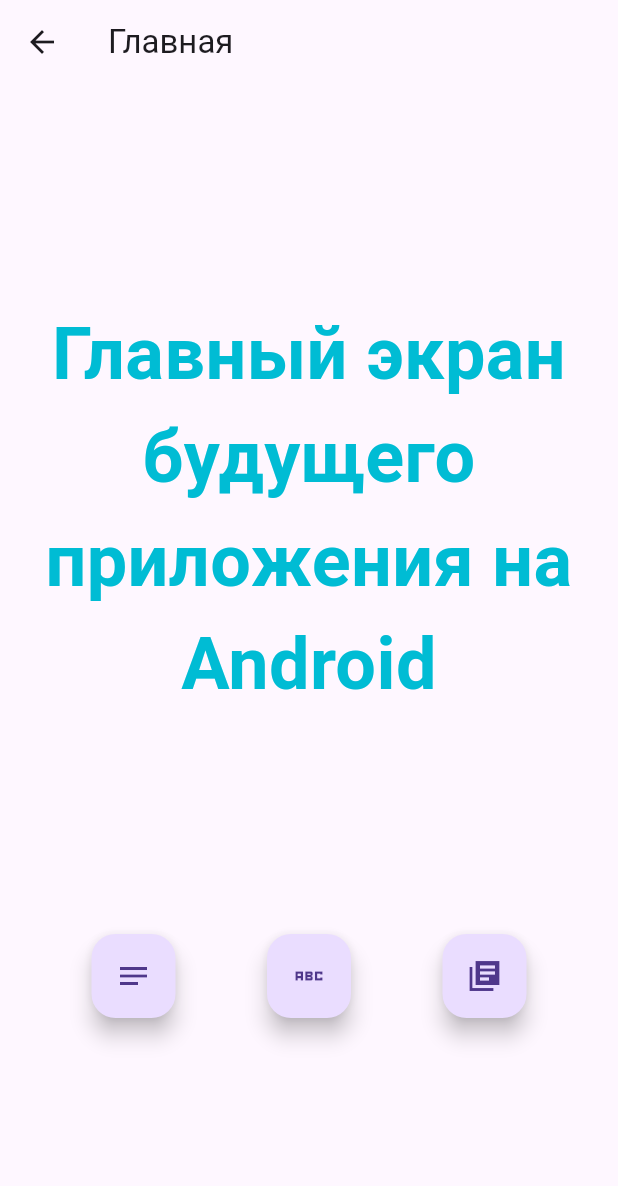
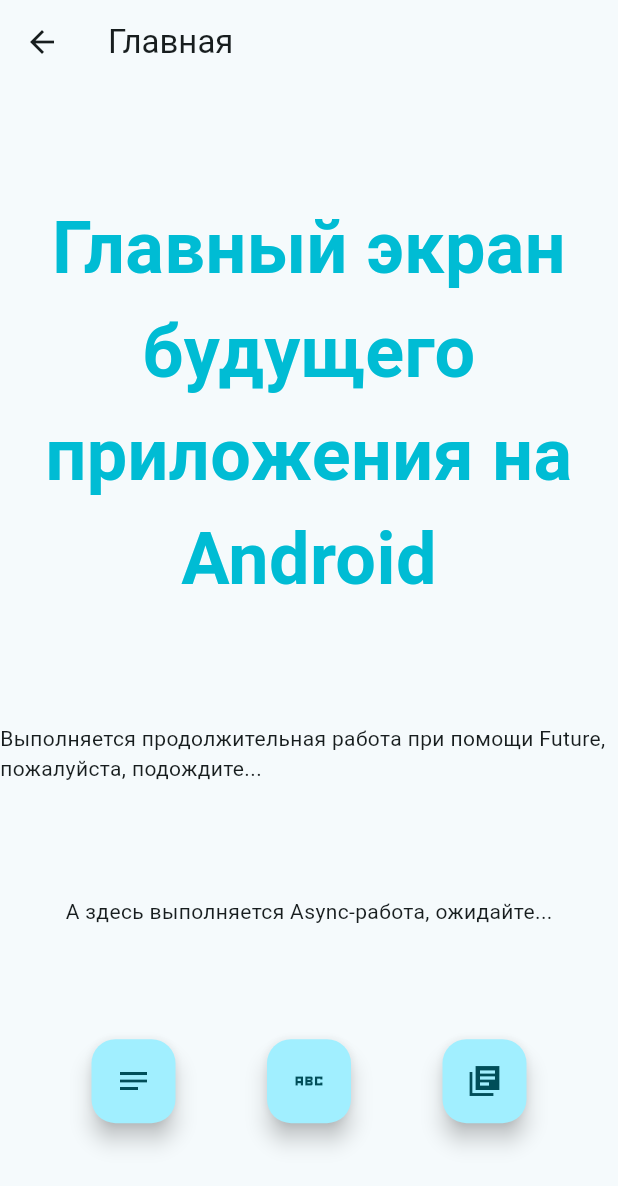
Before and after one commit to ZaVengefulOne/shy_flutter, a Flutter app: the FourthWidget screen opened directly, after a tap on the "done" icon, on a phone screen of 412 x 824 dp. Shown: the top 1186 px of the screen. Run offline on Flutter 3.47's test engine with Material 3 defaults, Android fonts, the light colour scheme and no system bars; our stand-ins replace go_router.

Commit message:
Seventh practice done (hope so at least)

```diff
--- a/lib/main.dart
+++ b/lib/main.dart
@@ -15,29 +15,30 @@
   @override
   Widget build(BuildContext context) {
     return MaterialApp.router(
+      title: 'VengefluTter',
+        theme: ThemeData(
+          // This is the theme of your application.
+          //
+          // TRY THIS: Try running your application with "flutter run". You'll see
+          // the application has a purple toolbar. Then, without quitting the app,
+          // try changing the seedColor in the colorScheme below to Colors.green
+          // and then invoke "hot reload" (save your changes or press the "hot
+          // reload" button in a Flutter-supported IDE, or press "r" if you used
+          // the command line to start the app).
+          //
+          // Notice that the counter didn't reset back to zero; the application
+          // state is not lost during the reload. To reset the state, use hot
+          // restart instead.
+          //
+          // This works for code too, not just values: Most code changes can be
+          // tested with just a hot reload.
+          colorScheme: ColorScheme.fromSeed(seedColor: Colors.cyan),
+          useMaterial3: true,
+        ),
       routerConfig: _router,
     );
     // return MaterialApp(
-    //   title: 'Flutter Demo',
-    //   theme: ThemeData(
-    //     // This is the theme of your application.
-    //     //
-    //     // TRY THIS: Try running your application with "flutter run". You'll see
-    //     // the application has a purple toolbar. Then, without quitting the app,
-    //     // try changing the seedColor in the colorScheme below to Colors.green
-    //     // and then invoke "hot reload" (save your changes or press the "hot
-    //     // reload" button in a Flutter-supported IDE, or press "r" if you used
-    //     // the command line to start the app).
-    //     //
-    //     // Notice that the counter didn't reset back to zero; the application
-    //     // state is not lost during the reload. To reset the state, use hot
-    //     // restart instead.
-    //     //
-    //     // This works for code too, not just values: Most code changes can be
-    //     // tested with just a hot reload.
-    //     colorScheme: ColorScheme.fromSeed(seedColor: Colors.deepPurple),
-    //     useMaterial3: true,
-    //   ),
+    //
     //   home: const WelcomePage(title: 'Flutter Demo Home Page'),
     // );
   }
@@ -104,7 +105,7 @@
             const Text(
               'Добро пожаловать в Помощник поэта! \nНажмите на кнопку ниже, чтобы начать', style: TextStyle(fontWeight: FontWeight.bold, color: Colors.cyan, fontSize: 48),
             ), FloatingActionButton(onPressed: (){
-              Navigator.push(context, MaterialPageRoute(builder: (context) => SecondWidget()));
+              Navigator.push(context, MaterialPageRoute(builder: (context) => const SecondWidget()));
             },child: const Icon(Icons.start_sharp),),
           ],
         ),
@@ -115,10 +116,12 @@
 }
 
 class SecondWidget extends StatelessWidget{
+  const SecondWidget({super.key});
+
   @override
   Widget build(BuildContext context) {
     return Scaffold(
-      appBar: AppBar(title: Text("Основы работы с приложением")),
+      appBar: AppBar(title: const Text("Основы работы с приложением")),
       body: Center( child:
       Column(
           mainAxisAlignment: MainAxisAlignment.spaceEvenly,
@@ -126,34 +129,38 @@
             const Text("Помощник поэта - приложение, позволяющее учиться рифмовать как Бог", style: TextStyle(fontWeight: FontWeight.bold, color: Colors.cyan, fontSize: 48), textAlign: TextAlign.center),
             FloatingActionButton(onPressed: ()
             {
-        Navigator.push(context, MaterialPageRoute(builder: (context) => ThirdWidget()));
+        Navigator.push(context, MaterialPageRoute(builder: (context) => const ThirdWidget()));
       },child: const Icon(Icons.navigate_next_sharp))])),
     );
   }
 }
 
 class ThirdWidget extends StatelessWidget{
+  const ThirdWidget({super.key});
+
   @override
   Widget build(BuildContext context) {
     return Scaffold(
-      appBar: AppBar(title: Text("Основы работы с приложением: 2")),
-      body: Center( child:  Column(mainAxisAlignment: MainAxisAlignment.spaceEvenly,   children: <Widget>[ Text("Помощник поэта включает в себя: "
+      appBar: AppBar(title: const Text("Основы работы с приложением: 2")),
+      body: Center( child:  Column(mainAxisAlignment: MainAxisAlignment.spaceEvenly,   children: <Widget>[ const Text("Помощник поэта включает в себя: "
           "\nГенератор рифм, который позволит тебе подобрать рифму даже к самым сложным и необычным словам"
           "\nЗаметки, в которых можно сохранить все порывы вдохновения, пришедшие тебе в голову"
           "\n Библиотеку статей, где ты сможешь узнать все ньюансы и тонкости стихосложения", style: TextStyle(fontWeight: FontWeight.bold, color: Colors.cyan, fontSize: 36), textAlign: TextAlign.center),
         FloatingActionButton(onPressed: (){
-        Navigator.push(context, MaterialPageRoute(builder: (context) => FourthWidget()));
+        Navigator.push(context, MaterialPageRoute(builder: (context) => const FourthWidget()));
       },child: const Icon(Icons.navigate_next_sharp))])),
     );
   }
 }
 
 class FourthWidget extends StatelessWidget{
+  const FourthWidget({super.key});
+
   @override
   Widget build(BuildContext context) {
     return Scaffold(
-      appBar: AppBar(title: Text("Основы работы с приложением: 3")),
-      body: Center( child:  Column(mainAxisAlignment: MainAxisAlignment.spaceEvenly,   children: <Widget>[ Text("По всем вопросам обращайтесь в телегу "
+      appBar: AppBar(title: const Text("Основы работы с приложением: 3")),
+      body: Center( child:  Column(mainAxisAlignment: MainAxisAlignment.spaceEvenly,   children: <Widget>[ const Text("По всем вопросам обращайтесь в телегу "
           "\n@The_VengefulOne", style: TextStyle(fontWeight: FontWeight.bold, color: Colors.cyan, fontSize: 36), textAlign: TextAlign.center), FloatingActionButton(onPressed: (){
         // Navigator.of(context, rootNavigator: true).pushAndRemoveUntil(MaterialPageRoute(builder: (context) => MainScreen()), (Route<dynamic> route) => true);
         context.go('/main');
@@ -162,10 +169,19 @@
   }
 }
 
-class MainScreen extends StatelessWidget{
-  late String platform;
+class MainScreen extends StatefulWidget {
+  MainScreen({super.key});
+  @override
+  State<MainScreen> createState() => _MainScreen();
+}
+class _MainScreen extends State<MainScreen> {
+  String futureText = "Выполняется продолжительная работа при помощи Future, пожалуйста, подождите...";
+  String asyncText = "А здесь выполняется Async-работа, ожидайте...";
   @override
   Widget build(BuildContext context) {
+    late String platform;
+
+
     if (kIsWeb == true){
       platform = "Web";
     }else {
@@ -183,11 +199,38 @@
         platform = "Fuchsia";
       }
     }
+
+
+    Future<String> getMessage(){
+      return Future.delayed(const Duration(seconds: 3), () => "Эмуляция продолжительной работы завершена успешно!");
+    }
+    Future<String> messageFuture = getMessage();
+    messageFuture.then((message){
+      setState(() {
+        futureText = message;
+      });
+    });
+
+
+    Future<String> asyncGetMessage() {
+      return Future.delayed(Duration(seconds: 6), () => "Тоже успешно выполнена!");
+    }
+    Future<void> messageAsync() async {
+      String asyncMessage = await asyncGetMessage();
+      setState(() {
+        asyncText = asyncMessage;
+      });
+    }
+    messageAsync();
+
+
     return Scaffold(
-      appBar: AppBar(title: Text("Главная")),
+      appBar: AppBar(title: const Text("Главная")),
       body: Center(child: Column (mainAxisAlignment: MainAxisAlignment.spaceEvenly, children: <Widget> [
          Text("Главный экран будущего приложения на $platform",
-          style: TextStyle(fontWeight: FontWeight.bold, color: Colors.cyan, fontSize: 48), textAlign: TextAlign.center),
+          style: const TextStyle(fontWeight: FontWeight.bold, color: Colors.cyan, fontSize: 48), textAlign: TextAlign.center),
+      Text(futureText),
+        Text(asyncText),
       Row(mainAxisAlignment: MainAxisAlignment.spaceEvenly, children: <Widget> [
         FloatingActionButton(onPressed: (){
           context.go('/notes');
@@ -220,12 +263,12 @@
       ),
       body: SingleChildScrollView( child: Column(mainAxisAlignment: MainAxisAlignment.center, children: <Widget> [
         Row(mainAxisAlignment: MainAxisAlignment.spaceEvenly, children: <Widget> [
-          FloatingActionButton(onPressed: () => setState(() => items.remove("Заметка №${items.length}")), child: Icon(Icons.remove_circle_outline_sharp),),
-          FloatingActionButton(onPressed: () => setState(() => items.add("Заметка №${items.length+1}")), child: Icon(Icons.add_circle_outline_sharp),)],),
+          FloatingActionButton(onPressed: () => setState(() => items.remove("Заметка №${items.length}")), child: const Icon(Icons.remove_circle_outline_sharp),),
+          FloatingActionButton(onPressed: () => setState(() => items.add("Заметка №${items.length+1}")), child: const Icon(Icons.add_circle_outline_sharp),)],),
       Column(
             mainAxisAlignment: MainAxisAlignment.spaceEvenly,
             children: items.map((item) => Text(item,
-                style: TextStyle(fontWeight: FontWeight.bold, color: Colors.cyan, fontSize: 48), textAlign: TextAlign.center)).toList(),
+                style: const TextStyle(fontWeight: FontWeight.bold, color: Colors.cyan, fontSize: 48), textAlign: TextAlign.center)).toList(),
           ),
       ]),)
     );
@@ -277,10 +320,10 @@
       ),
       body: Column(mainAxisAlignment: MainAxisAlignment.center, children: <Widget> [
         Row(mainAxisAlignment: MainAxisAlignment.spaceEvenly, children: <Widget> [
-          FloatingActionButton(onPressed: () => setState(() => items.remove("Статья №${items.length}")), child: Icon(Icons.remove_circle_outline_sharp),),
-          FloatingActionButton(onPressed: () => setState(() => items.add("Статья №${items.length+1}")), child: Icon(Icons.add_circle_outline_sharp),)],),
+          FloatingActionButton(onPressed: () => setState(() => items.remove("Статья №${items.length}")), child: const Icon(Icons.remove_circle_outline_sharp),),
+          FloatingActionButton(onPressed: () => setState(() => items.add("Статья №${items.length+1}")), child: const Icon(Icons.add_circle_outline_sharp),)],),
           Expanded(child: SizedBox(height: 200.0, child: ListView.separated(
-            itemBuilder: (_, position) => Text(items[position], style: TextStyle(fontWeight: FontWeight.bold, color: Colors.cyan, fontSize: 48), textAlign: TextAlign.center),
+            itemBuilder: (_, position) => Text(items[position], style: const TextStyle(fontWeight: FontWeight.bold, color: Colors.cyan, fontSize: 48), textAlign: TextAlign.center),
             separatorBuilder: (_, __) => const Divider(),
             itemCount: items.length,
           ),))
```
